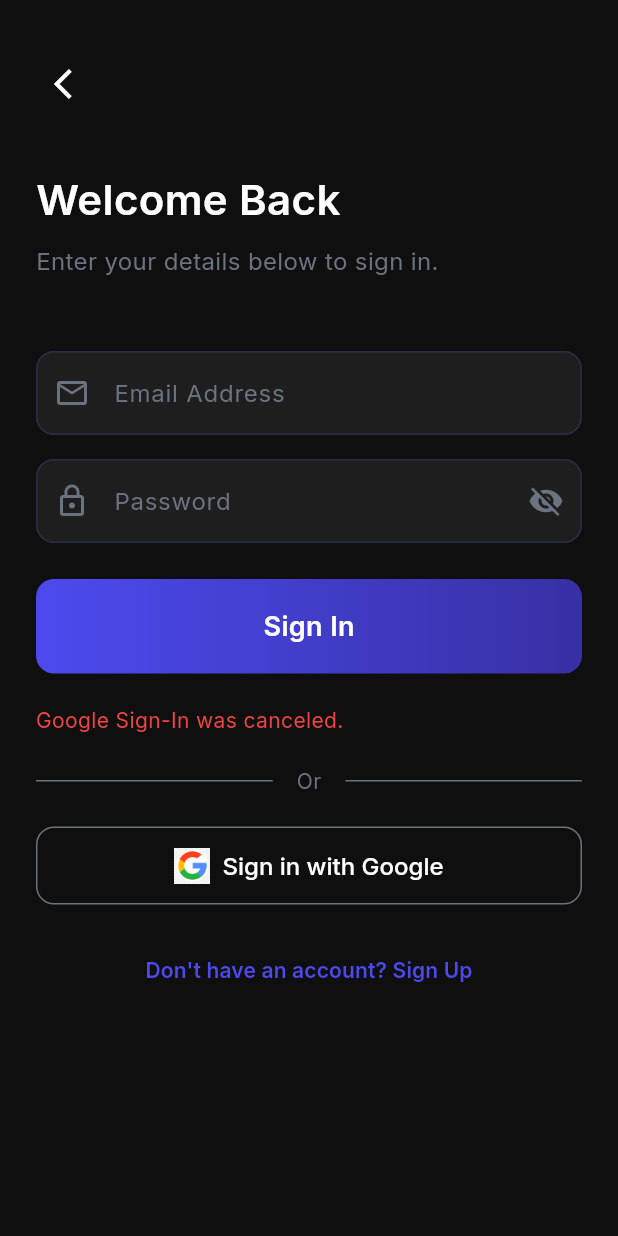
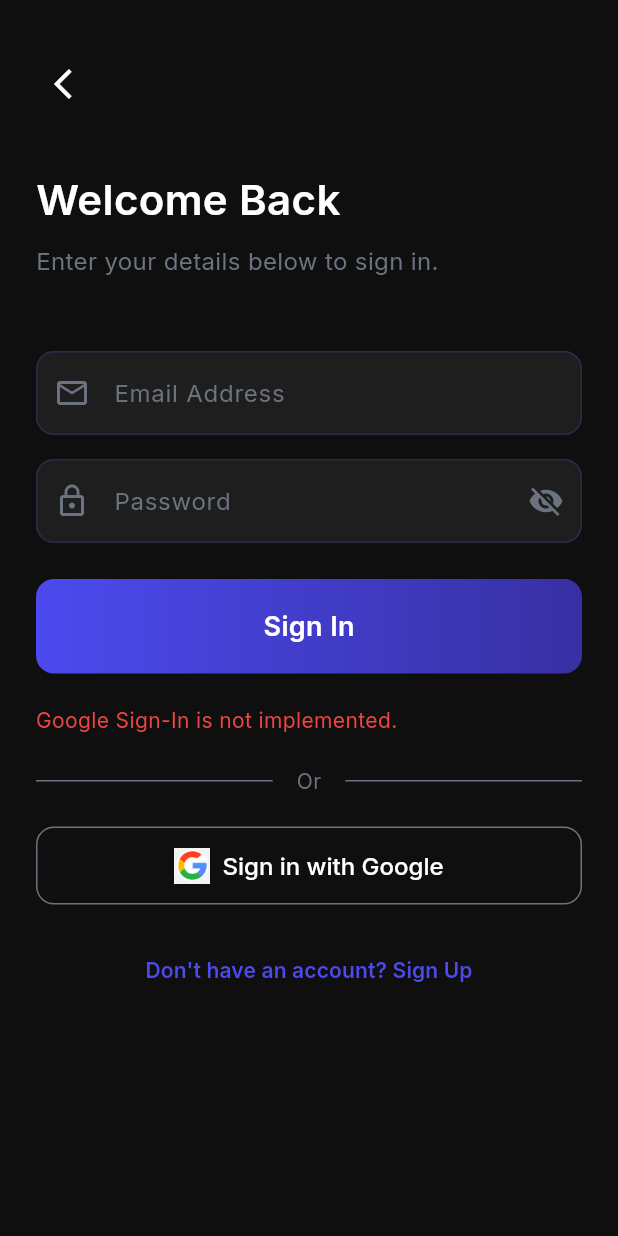
Before and after one commit to ritik-roushan-rana/OptiFolio, a Flutter app: the LoginScreen screen opened by its route, after a tap on "Sign in with Google", on a phone screen of 412 x 824 dp. Run offline on Flutter 3.47's test engine with Material 3 defaults, Android fonts, the phone set to English and light mode, and no system bars; our stand-ins replace file_picker, fl_chart, google_fonts, shared_preferences; accounts and stored records are empty.

Commit message:
Final Code Change

```diff
--- a/Frontend/lib/screens/LoginScreen.dart
+++ b/Frontend/lib/screens/LoginScreen.dart
@@ -4,7 +4,6 @@ import '../services/auth_service.dart';
 import '../providers/app_state_provider.dart';
 import '../utils/app_colors.dart';
 import 'package:google_fonts/google_fonts.dart';
-import 'package:google_sign_in/google_sign_in.dart';
 
 import 'getting_started_page.dart';
 import 'main_screen.dart';
@@ -82,41 +81,10 @@ class _LoginScreenState extends State<LoginScreen> {
     });
 
     try {
-      final GoogleSignIn googleSignIn = GoogleSignIn();
-      final GoogleSignInAccount? googleUser = await googleSignIn.signIn();
-
-      if (googleUser == null) {
-        setState(() {
-          _errorMessage = 'Google Sign-In was canceled.';
-        });
-        return;
-      }
-
-      final GoogleSignInAuthentication googleAuth = await googleUser.authentication;
-      final authService = Provider.of<AuthService>(context, listen: false);
-      final session = await authService.signInWithGoogle(
-        idToken: googleAuth.idToken!,
-        accessToken: googleAuth.accessToken!,
-      );
-
-      final appState = Provider.of<AppStateProvider>(context, listen: false);
-      appState.updateUserInfo(
-        userName: session.displayName ?? 'Google User',
-        email: session.email,
-        phone: '',
-      );
-
-      final hasPortfolio = await appState.checkForExistingPortfolio();
-      if (mounted) {
-        Navigator.of(context).pushReplacement(
-          MaterialPageRoute(
-            builder: (_) => hasPortfolio
-                ? const MainScreen()
-                : const PortfolioSetupScreen(),
-          ),
-        );
-      }
+      // Google Sign-In functionality is currently not implemented.
+      throw Exception('Google Sign-In is not implemented.');
     } catch (e) {
+      print('Error during Google Sign-In: $e'); // Debugging log
       setState(() {
         _errorMessage = e.toString().replaceFirst('Exception: ', '');
       });
```
Also changed, not shown: 1 other file.
